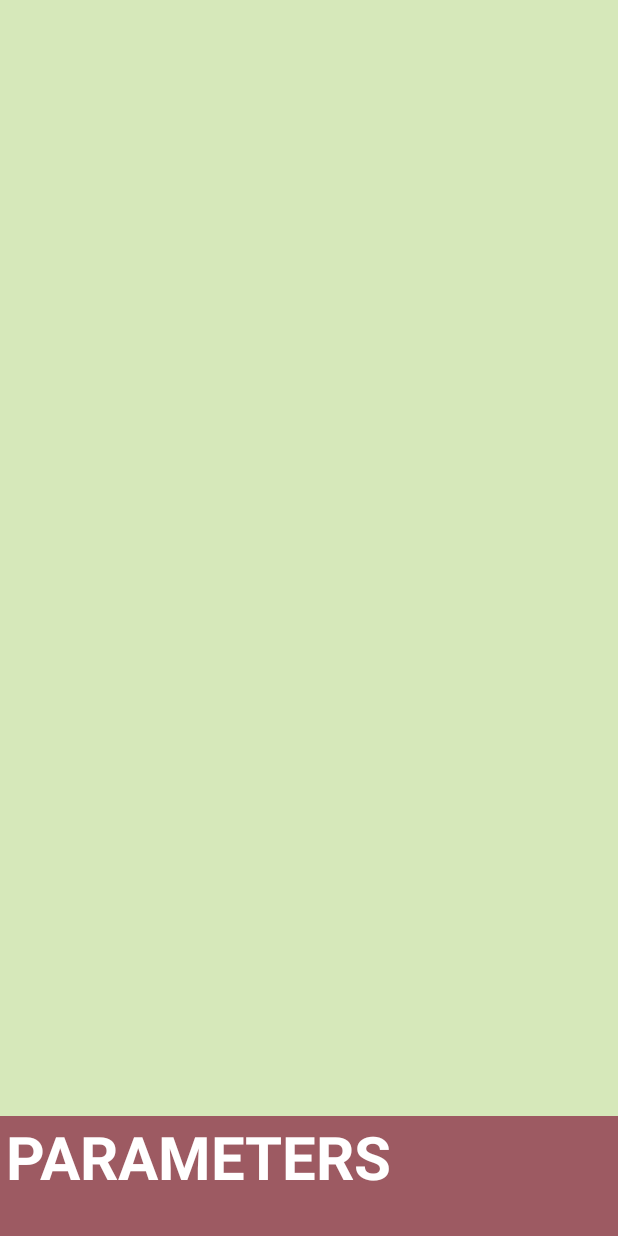
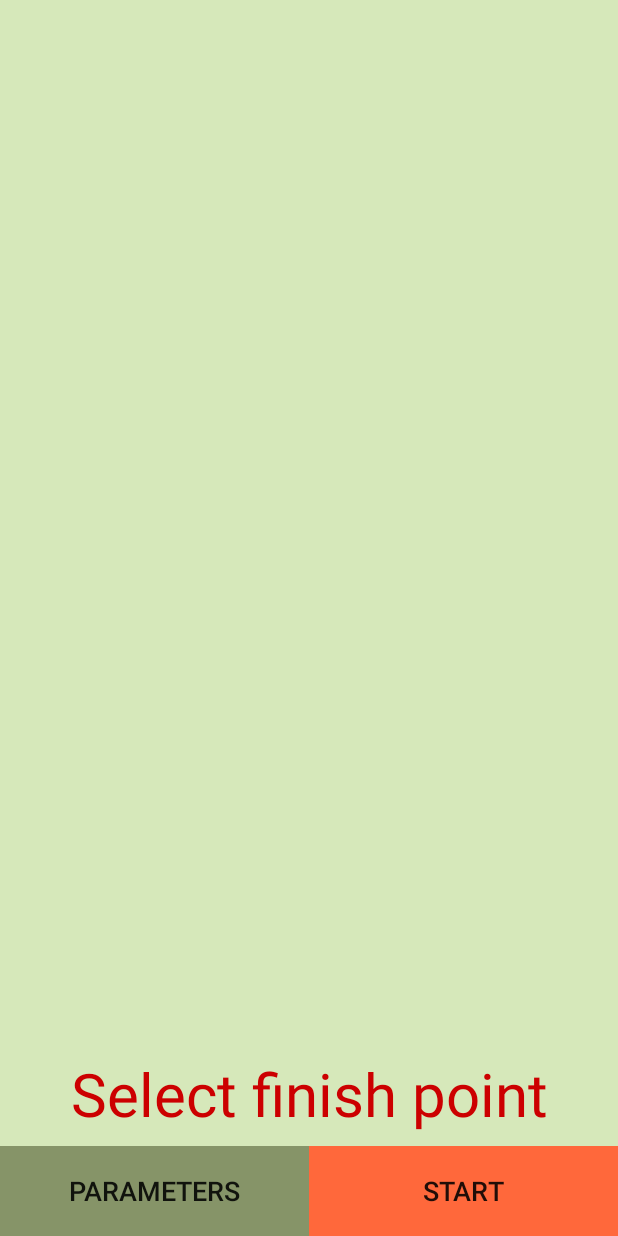
Before and after one commit to 1frag/GameWithNoName, an Android app: the layout activity_parameters_dialog.xml on its own in the app's theme, with its tools: preview values and no code run, on a phone screen of 412 x 824 dp. Run offline under Robolectric (Android 15) with nearby library versions, the phone set to English and light mode, and no system bars.

Commit message:
first mode changes

```diff
--- a/app/src/main/java/com/example/gamewithnoname/activities/ParametersActivity.java
+++ b/app/src/main/java/com/example/gamewithnoname/activities/ParametersActivity.java
@@ -5,6 +5,7 @@ import android.content.Intent;
 import android.location.Location;
 import android.support.annotation.NonNull;
 import android.support.annotation.Nullable;
+import android.support.design.widget.BottomSheetDialog;
 import android.support.v4.app.FragmentTransaction;
 import android.support.v7.app.AppCompatActivity;
 import android.os.Bundle;
@@ -48,9 +49,11 @@ public class ParametersActivity extends AppCompatActivity {
     private Double angle;
     private Point start, finish;
     private Button btnContinue;
+    private Button btnParameters;
     private MapMainMenu map;
     private final String TAG = String.format("%s/%s",
             "HITS", "ParametersActivity");
+    private BottomSheetDialog dialog;
 
     @SuppressLint("DefaultLocale")
     @Override
@@ -61,6 +64,9 @@ public class ParametersActivity extends AppCompatActivity {
 
         btnContinue = findViewById(R.id.buttonContinue);
         btnContinue.setEnabled(false);
+
+        btnParameters = findViewById(R.id.buttonParameters);
+        btnParameters.setEnabled(false);
 
         configureMap();
 
@@ -221,6 +227,8 @@ public class ParametersActivity extends AppCompatActivity {
             }
         });
         btnContinue.setEnabled(true);
+        btnParameters.setEnabled(true);
+        findViewById(R.id.textInstruction).setVisibility(TextView.INVISIBLE);
     }
 
     private class speedListener implements SeekBar.OnSeekBarChangeListener {
@@ -281,6 +289,13 @@ public class ParametersActivity extends AppCompatActivity {
 
     }
 
+    public void watchParameters(View view) {
+        dialog = new BottomSheetDialog(this);
+        View sheetView = getLayoutInflater().inflate(R.layout.layout_parameters, null);
+        dialog.setContentView(sheetView);
+        dialog.show();
+    }
+
     public void nextActivity(View view) {
         Intent intentStart = new Intent(this, MapInGame.class);
 
--- a/app/src/main/res/layout/activity_parameters_dialog.xml
+++ b/app/src/main/res/layout/activity_parameters_dialog.xml
@@ -7,6 +7,8 @@
     tools:context=".activities.ParametersActivity"
     android:background="@color/colorPrimary">
 
+    <include layout="@layout/layout_parameters" android:visibility="invisible" android:id="@+id/include"/>
+
     <FrameLayout
         android:id="@+id/mapHolder"
         android:name="com.google.android.gms.maps.SupportMapFragment"
@@ -14,54 +16,53 @@
         android:layout_height="match_parent"
         app:layout_constraintEnd_toEndOf="parent"
         app:layout_constraintStart_toStartOf="parent"
-        app:layout_constraintBottom_toTopOf="@id/coord_layout"
+        app:layout_constraintBottom_toTopOf="@id/linearLayoutParameters"
         app:layout_constraintTop_toTopOf="parent">
+
     </FrameLayout>
 
-    <Button
-        android:id="@+id/buttonContinue"
-        android:layout_width="120dp"
+    <LinearLayout
+        android:id="@+id/linearLayoutParameters"
+        android:layout_width="match_parent"
         android:layout_height="60dp"
+        android:orientation="horizontal"
+        app:layout_constraintBottom_toBottomOf="parent"
+        app:layout_constraintEnd_toEndOf="parent"
+        app:layout_constraintStart_toStartOf="parent">
+
+        <Button
+            android:id="@+id/buttonParameters"
+            android:layout_width="0dp"
+            android:layout_height="match_parent"
+            android:text="@string/activity_parameters_headline"
+            android:onClick="watchParameters"
+            android:background="@color/buttonsForLayout"
+            android:layout_weight="1"
+            android:textSize="18sp"/>
+
+        <Button
+            android:id="@+id/buttonContinue"
+            android:layout_width="0dp"
+            android:layout_height="match_parent"
+            android:layout_weight="1"
+            android:background="@drawable/button_menu"
+            android:onClick="nextActivity"
+            android:text="@string/activity_parameters_button"
+            android:textSize="18sp" />
+    </LinearLayout>
+
+    <TextView
+        android:id="@+id/textInstruction"
+        android:layout_width="wrap_content"
+        android:layout_height="wrap_content"
         android:layout_marginStart="8dp"
-        android:layout_marginTop="8dp"
         android:layout_marginEnd="8dp"
-        android:background="@drawable/button_menu"
-        android:onClick="nextActivity"
-        android:text="@string/activity_parameters_button"
-        android:textSize="18sp"
+        android:layout_marginBottom="8dp"
+        android:text="@string/activity_parameters_instruction"
+        android:textSize="40sp"
+        android:textColor="@android:color/holo_red_dark"
+        app:layout_constraintBottom_toTopOf="@+id/linearLayoutParameters"
         app:layout_constraintEnd_toEndOf="parent"
-        app:layout_constraintStart_toStartOf="parent"
-        app:layout_constraintTop_toTopOf="@+id/mapHolder" />
-
-    <!--<LinearLayout-->
-        <!--android:id="@+id/layout_temp"-->
-        <!--android:layout_width="match_parent"-->
-        <!--android:layout_height="60dp"-->
-        <!--android:orientation="horizontal"-->
-        <!--app:layout_constraintBottom_toBottomOf="parent"-->
-        <!--app:layout_constraintEnd_toEndOf="parent"-->
-        <!--app:layout_constraintStart_toStartOf="parent">-->
-
-        <!--<Button-->
-            <!--android:id="@+id/button2"-->
-            <!--android:layout_width="wrap_content"-->
-            <!--android:layout_height="match_parent"-->
-            <!--android:layout_weight="1"-->
-            <!--android:background="@color/buttonsForLayout"-->
-            <!--android:text="@string/activity_parameters_headline" />-->
-
-    <!--</LinearLayout>-->
-    <android.support.design.widget.CoordinatorLayout xmlns:android="http://schemas.android.com/apk/res/android"
-        xmlns:app="http://schemas.android.com/apk/res-auto"
-        xmlns:tools="http://schemas.android.com/tools"
-        android:id="@+id/coord_layout"
-        android:layout_width="match_parent"
-        android:layout_height="400dp"
-        app:layout_constraintBottom_toBottomOf="parent"
-        >
-        <!-- include bottom sheet -->
-        <include layout="@layout/layout_parameters" />
-
-    </android.support.design.widget.CoordinatorLayout>
+        app:layout_constraintStart_toStartOf="parent" />
 
 </android.support.constraint.ConstraintLayout>
--- a/app/src/main/res/layout/layout_parameters.xml
+++ b/app/src/main/res/layout/layout_parameters.xml
@@ -9,18 +9,6 @@
     android:orientation="vertical"
     app:behavior_peekHeight="80dp"
     app:layout_behavior="android.support.design.widget.BottomSheetBehavior">
-
-    <TextView
-        android:layout_width="match_parent"
-        android:layout_height="80dp"
-        android:background="@color/colorAccent"
-        android:text="@string/activity_parameters_headline"
-        android:textStyle="bold"
-        android:textSize="40sp"
-        android:paddingStart="4dp"
-        android:textAllCaps="true"
-        android:textColor="@android:color/white"
-        tools:ignore="RtlSymmetry" />
 
     <LinearLayout
         android:id="@+id/layout_parameters_inside"
@@ -81,7 +69,9 @@
             android:layout_width="match_parent"
             android:layout_height="wrap_content"
             android:orientation="vertical"
-            android:layout_marginTop="16dp"
+            android:layout_marginStart="8dp"
+            android:layout_marginTop="8dp"
+            android:layout_marginEnd="8dp"
             app:layout_constraintEnd_toEndOf="parent"
             app:layout_constraintStart_toStartOf="parent"
             app:layout_constraintTop_toBottomOf="@id/layout_for_parameters">
@@ -123,6 +113,9 @@
                 android:id="@+id/textSensitivitySwitch"
                 android:layout_width="wrap_content"
                 android:layout_height="wrap_content"
+                android:layout_marginStart="8dp"
+                android:layout_marginTop="8dp"
+                android:layout_marginEnd="8dp"
                 android:text="@string/activity_parameters_forest"
                 android:textColor="@color/colorText"
                 android:textSize="18sp"
@@ -144,6 +137,9 @@
             android:layout_width="match_parent"
             android:layout_height="wrap_content"
             android:orientation="vertical"
+            android:layout_marginStart="8dp"
+            android:layout_marginTop="8dp"
+            android:layout_marginEnd="8dp"
             app:layout_constraintEnd_toEndOf="parent"
             app:layout_constraintStart_toStartOf="parent"
             app:layout_constraintTop_toBottomOf="@id/layout_sensitivity">
--- a/app/src/main/res/values/strings.xml
+++ b/app/src/main/res/values/strings.xml
@@ -35,6 +35,7 @@
     <string name="activity_parameters_speed_calc">Speed val</string>
     <string name="activity_parameters_angle">Angle</string>
     <string name="activity_parameters_angle_val">Angle value</string>
+    <string name="activity_parameters_instruction">Select finish point</string>
 
     <string name="maps_dialog_win">You win!</string>
     <string name="maps_dialog_lose">You lose</string>
```
